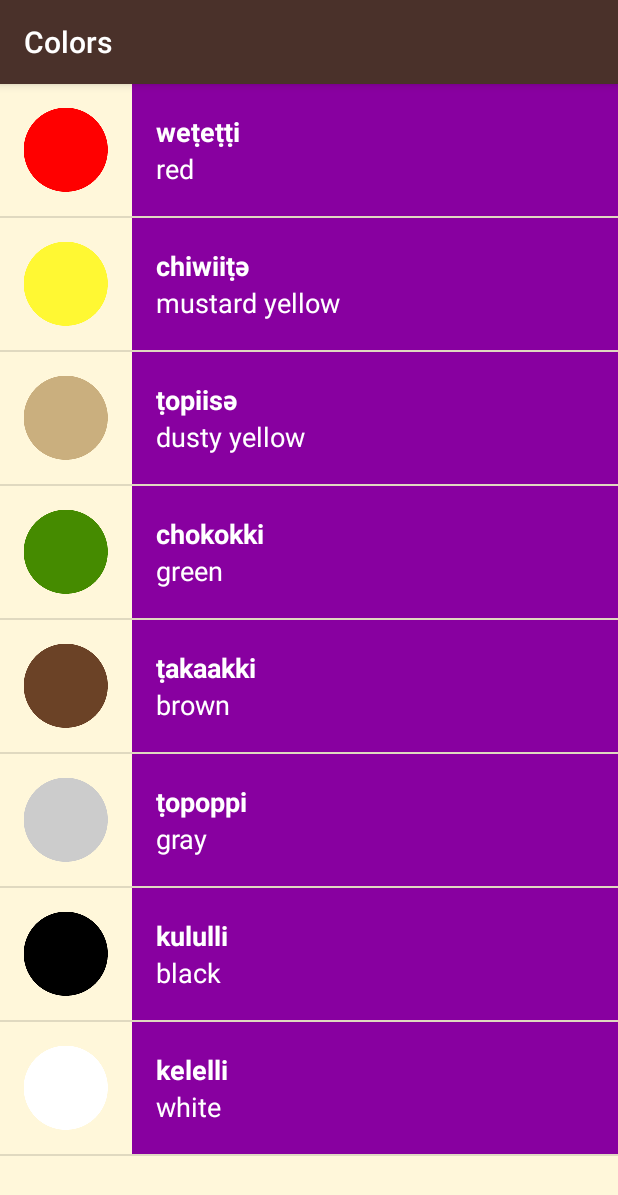
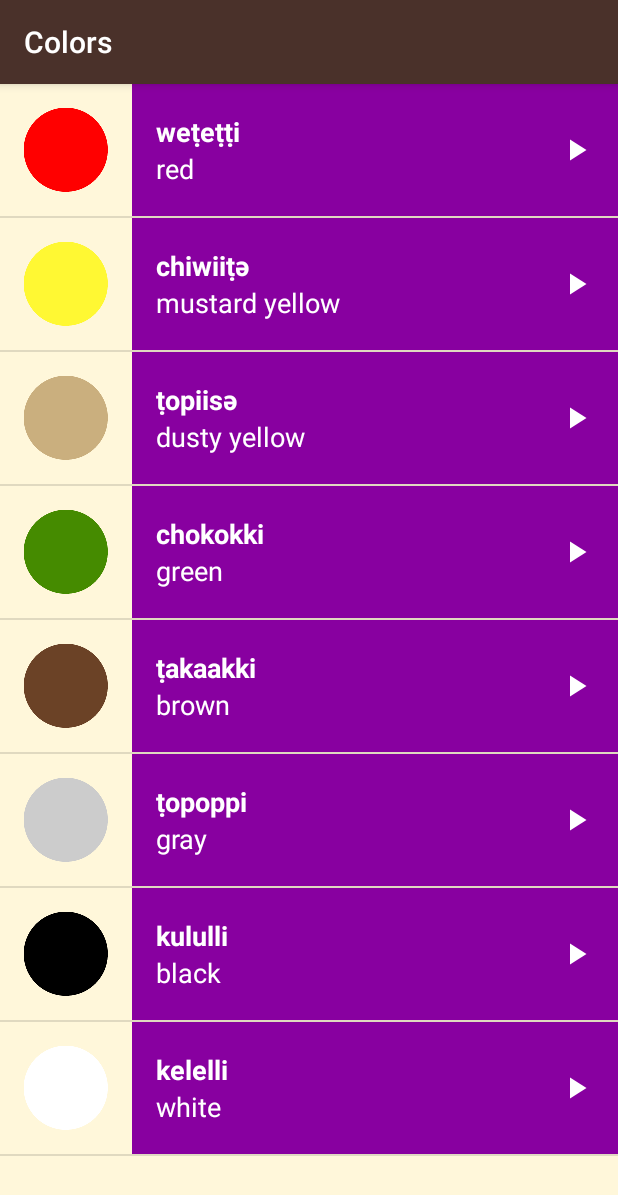
Before and after one commit to Silver-Fullbuster/Udacity_Miwok, an Android app: the ColorsActivity screen opened directly, with no data from a screen before it, on a phone screen of 412 x 824 dp. Shown: the top 1195 px of the screen. Run offline under Robolectric (Android 15) with nearby library versions, the light colour scheme and no system bars.

Commit message:
Add play icon

```diff
--- /dev/null
+++ b/app/src/main/res/drawable/ic_play_arrow_white_24dp.xml
@@ -0,0 +1,5 @@
+<vector android:height="24dp" android:tint="#FFFFFF"
+    android:viewportHeight="24.0" android:viewportWidth="24.0"
+    android:width="24dp" xmlns:android="http://schemas.android.com/apk/res/android">
+    <path android:fillColor="#FF000000" android:pathData="M8,5v14l11,-7z"/>
+</vector>
--- a/app/src/main/res/layout/list_item.xml
+++ b/app/src/main/res/layout/list_item.xml
@@ -13,17 +13,17 @@
      limitations under the License.
 --><!-- Layout for a single list item -->
 
-<LinearLayout xmlns:android="http://schemas.android.com/apk/res/android"
+<RelativeLayout xmlns:android="http://schemas.android.com/apk/res/android"
     xmlns:tools="http://schemas.android.com/tools"
     android:layout_width="match_parent"
-    android:layout_height="wrap_content"
-    android:orientation="horizontal">
+    android:layout_height="88dp" >
 
     <ImageView
         android:id="@+id/image"
         android:layout_width="88dp"
         android:layout_height="88dp"
-        android:src="@mipmap/ic_launcher" />
+        android:src="@mipmap/ic_launcher"
+        android:layout_alignParentLeft="true"/>
 
     <LinearLayout
         android:id="@+id/text_container"
@@ -31,7 +31,8 @@
         android:layout_height="match_parent"
         android:orientation="vertical"
         android:gravity="center"
-        android:paddingStart="16dp">
+        android:paddingStart="16dp"
+        android:layout_toRightOf="@id/image">
 
         <TextView
             android:id="@+id/miwok_text_view"
@@ -46,4 +47,12 @@
             android:textStyle="normal"
             tools:text="Default Translation" />
     </LinearLayout>
-</LinearLayout>
+
+    <ImageView
+        android:layout_width="24dp"
+        android:layout_height="24dp"
+        android:layout_alignParentRight="true"
+        android:layout_centerVertical="true"
+        android:src="@drawable/ic_play_arrow_white_24dp"
+        android:layout_marginRight="16dp"/>
+</RelativeLayout>
```
